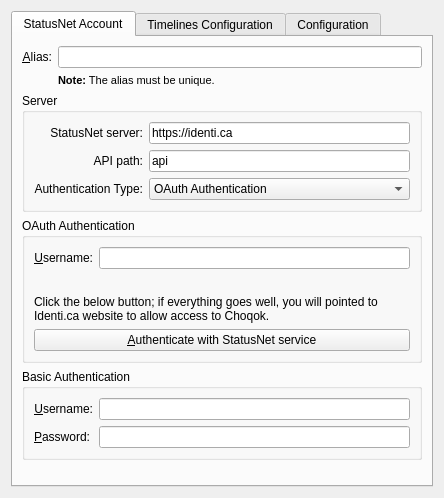
Qt form microblogs/laconica/laconicaeditaccount_base.ui (KDE/choqok) before a commit.
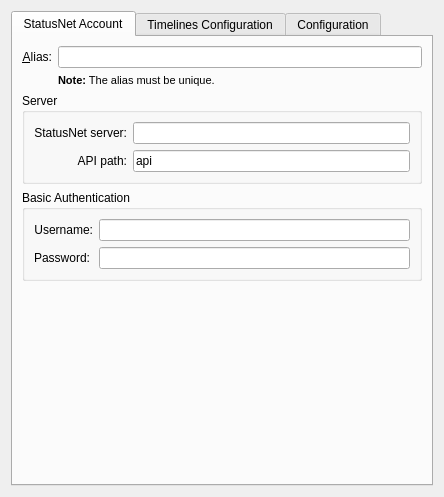
The same form after that commit. Custom widgets are drawn as their Qt base class.

Commit message: Codes related to Identi.ca support removed/commented due they changed the API

```diff
--- a/microblogs/laconica/laconicaeditaccount_base.ui
+++ b/microblogs/laconica/laconicaeditaccount_base.ui
@@ -77,26 +77,6 @@
           <string>Server</string>
          </property>
          <layout class="QGridLayout" name="gridLayout">
-          <item row="0" column="0">
-           <widget class="QLabel" name="label_2">
-            <property name="text">
-             <string>StatusNet server:</string>
-            </property>
-            <property name="alignment">
-             <set>Qt::AlignRight|Qt::AlignTrailing|Qt::AlignVCenter</set>
-            </property>
-            <property name="buddy">
-             <cstring>kcfg_host</cstring>
-            </property>
-           </widget>
-          </item>
-          <item row="0" column="1">
-           <widget class="KLineEdit" name="kcfg_host">
-            <property name="text">
-             <string notr="true">https://identi.ca</string>
-            </property>
-           </widget>
-          </item>
           <item row="1" column="0">
            <widget class="QLabel" name="label_4">
             <property name="text">
@@ -117,109 +97,21 @@
             </property>
            </widget>
           </item>
-          <item row="2" column="0">
-           <widget class="QLabel" name="label_7">
+          <item row="0" column="0">
+           <widget class="QLabel" name="label_2">
             <property name="text">
-             <string>Authentication Type:</string>
+             <string>StatusNet server:</string>
             </property>
             <property name="alignment">
              <set>Qt::AlignRight|Qt::AlignTrailing|Qt::AlignVCenter</set>
             </property>
-           </widget>
-          </item>
-          <item row="2" column="1">
-           <widget class="KComboBox" name="kcfg_authMethod">
-            <item>
-             <property name="text">
-              <string>OAuth Authentication</string>
-             </property>
-            </item>
-            <item>
-             <property name="text">
-              <string>Basic Authentication</string>
-             </property>
-            </item>
-           </widget>
-          </item>
-         </layout>
-        </widget>
-       </item>
-       <item>
-        <widget class="QGroupBox" name="kcfg_OAuthBox">
-         <property name="title">
-          <string>OAuth Authentication</string>
-         </property>
-         <layout class="QVBoxLayout" name="verticalLayout_2">
-          <item>
-           <layout class="QHBoxLayout" name="horizontalLayout">
-            <item>
-             <widget class="QLabel" name="textLabel1">
-              <property name="text">
-               <string>&amp;Username:</string>
-              </property>
-              <property name="alignment">
-               <set>Qt::AlignRight|Qt::AlignTrailing|Qt::AlignVCenter</set>
-              </property>
-              <property name="buddy">
-               <cstring>kcfg_oauthUsername</cstring>
-              </property>
-             </widget>
-            </item>
-            <item>
-             <widget class="KLineEdit" name="kcfg_oauthUsername">
-              <property name="toolTip">
-               <string>The name you use to connect to the service</string>
-              </property>
-             </widget>
-            </item>
-           </layout>
-          </item>
-          <item>
-           <layout class="QHBoxLayout" name="horizontalLayout_3">
-            <item>
-             <widget class="KLed" name="kcfg_authenticateLed">
-              <property name="sizePolicy">
-               <sizepolicy hsizetype="Maximum" vsizetype="Preferred">
-                <horstretch>0</horstretch>
-                <verstretch>0</verstretch>
-               </sizepolicy>
-              </property>
-             </widget>
-            </item>
-            <item>
-             <widget class="QLabel" name="kcfg_authenticateStatus">
-              <property name="text">
-               <string/>
-              </property>
-             </widget>
-            </item>
-           </layout>
-          </item>
-          <item>
-           <widget class="QLabel" name="label_5">
-            <property name="sizePolicy">
-             <sizepolicy hsizetype="Preferred" vsizetype="MinimumExpanding">
-              <horstretch>0</horstretch>
-              <verstretch>0</verstretch>
-             </sizepolicy>
+            <property name="buddy">
+             <cstring>kcfg_host</cstring>
             </property>
-            <property name="text">
-             <string>Click the below button; if everything goes well, you will pointed to Identi.ca website to allow access to Choqok.</string>
-            </property>
-            <property name="wordWrap">
-             <bool>true</bool>
-            </property>
            </widget>
           </item>
-          <item>
-           <widget class="KPushButton" name="kcfg_authorize">
-            <property name="toolTip">
-             <string>Verify Credentials</string>
-            </property>
-            <property name="text">
-             <string>&amp;Authenticate with StatusNet service</string>
-            </property>
-           </widget>
+          <item row="0" column="1">
+           <widget class="KLineEdit" name="kcfg_host"/>
           </item>
          </layout>
         </widget>
@@ -240,7 +132,7 @@
           <item row="2" column="0">
            <widget class="QLabel" name="textLabel1_3">
             <property name="text">
-             <string>&amp;Password:</string>
+             <string>Password:</string>
             </property>
             <property name="alignment">
              <set>Qt::AlignRight|Qt::AlignTrailing|Qt::AlignVCenter</set>
@@ -263,7 +155,7 @@
           <item row="1" column="0">
            <widget class="QLabel" name="textLabel1_2">
             <property name="text">
-             <string>&amp;Username:</string>
+             <string>Username:</string>
             </property>
             <property name="alignment">
              <set>Qt::AlignRight|Qt::AlignTrailing|Qt::AlignVCenter</set>
@@ -377,26 +269,11 @@
   </layout>
  </widget>
  <customwidgets>
-  <customwidget>
-   <class>KLed</class>
-   <extends>QWidget</extends>
-   <header>kled.h</header>
-  </customwidget>
-  <customwidget>
-   <class>KPushButton</class>
-   <extends>QPushButton</extends>
-   <header>kpushbutton.h</header>
-  </customwidget>
   <customwidget>
    <class>KLineEdit</class>
    <extends>QLineEdit</extends>
    <header>klineedit.h</header>
   </customwidget>
-  <customwidget>
-   <class>KComboBox</class>
-   <extends>QComboBox</extends>
-   <header>kcombobox.h</header>
-  </customwidget>
   <customwidget>
    <class>KTabWidget</class>
    <extends>QTabWidget</extends>
```
Left out of the diff: 9 changed lines with no effect on the pictures. The commit also changes 2 other files.
